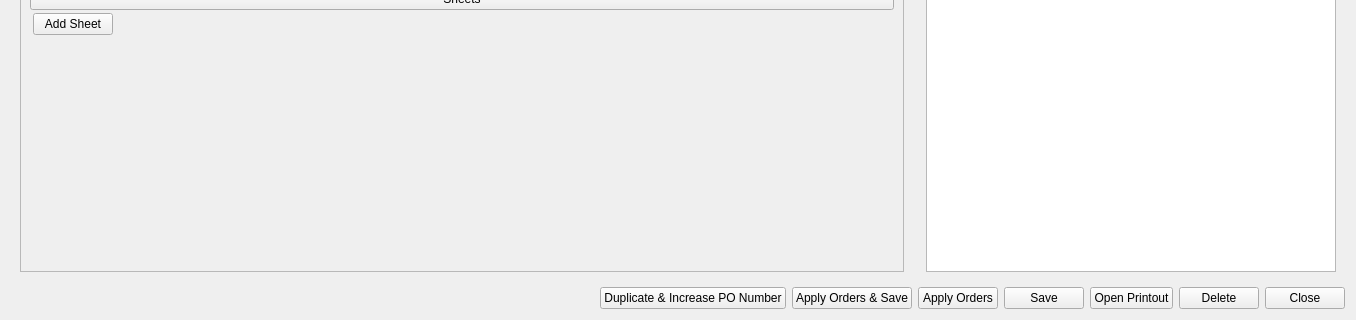
Qt form ui/dialogs/purchase_order_dialog.ui (TheCodingJsoftware/Invigo) before a commit; both pictures show x 0 to 1356 and y 316 to 636 of the 1356 by 636 pixel window.
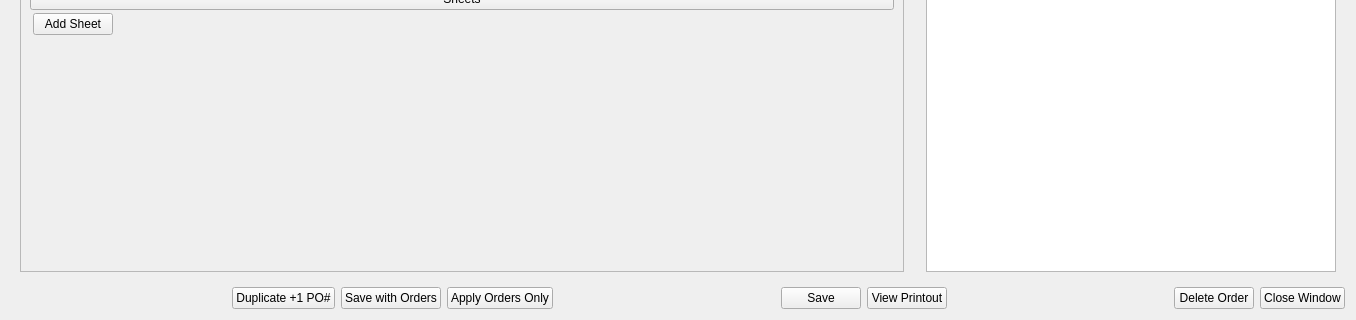
The same form after that commit.

The edit to the form file:
```diff
--- a/ui/dialogs/purchase_order_dialog.ui
+++ b/ui/dialogs/purchase_order_dialog.ui
@@ -493,24 +493,37 @@
      <item>
       <widget class="QPushButton" name="pushButton_duplicate">
        <property name="text">
-        <string>Duplicate &amp;&amp; Increase PO Number</string>
+        <string>Duplicate +1 PO#</string>
        </property>
       </widget>
      </item>
      <item>
       <widget class="QPushButton" name="pushButton_save_and_apply_orders">
        <property name="text">
-        <string>Apply Orders &amp;&amp; Save</string>
+        <string>Save with Orders</string>
        </property>
       </widget>
      </item>
      <item>
       <widget class="QPushButton" name="pushButton_apply_orders">
        <property name="text">
-        <string>Apply Orders</string>
+        <string>Apply Orders Only</string>
        </property>
       </widget>
      </item>
+     <item>
+      <spacer name="horizontalSpacer_5">
+       <property name="orientation">
+        <enum>Qt::Orientation::Horizontal</enum>
+       </property>
+       <property name="sizeHint" stdset="0">
+        <size>
+         <width>40</width>
+         <height>20</height>
+        </size>
+       </property>
+      </spacer>
+     </item>
      <item>
       <widget class="QPushButton" name="pushButton_save">
        <property name="text">
@@ -521,24 +534,37 @@
      <item>
       <widget class="QPushButton" name="pushButton_print">
        <property name="text">
-        <string>Open Printout</string>
+        <string>View Printout</string>
        </property>
        <property name="shortcut">
         <string>Ctrl+P</string>
        </property>
       </widget>
      </item>
+     <item>
+      <spacer name="horizontalSpacer_4">
+       <property name="orientation">
+        <enum>Qt::Orientation::Horizontal</enum>
+       </property>
+       <property name="sizeHint" stdset="0">
+        <size>
+         <width>40</width>
+         <height>20</height>
+        </size>
+       </property>
+      </spacer>
+     </item>
      <item>
       <widget class="QPushButton" name="pushButton_delete">
        <property name="text">
-        <string>Delete</string>
+        <string>Delete Order</string>
        </property>
       </widget>
      </item>
      <item>
       <widget class="QPushButton" name="pushButton_close">
        <property name="text">
-        <string>Close</string>
+        <string>Close Window</string>
        </property>
       </widget>
      </item>
```
Left out of the diff: 5 changed lines with no effect on the pictures.
